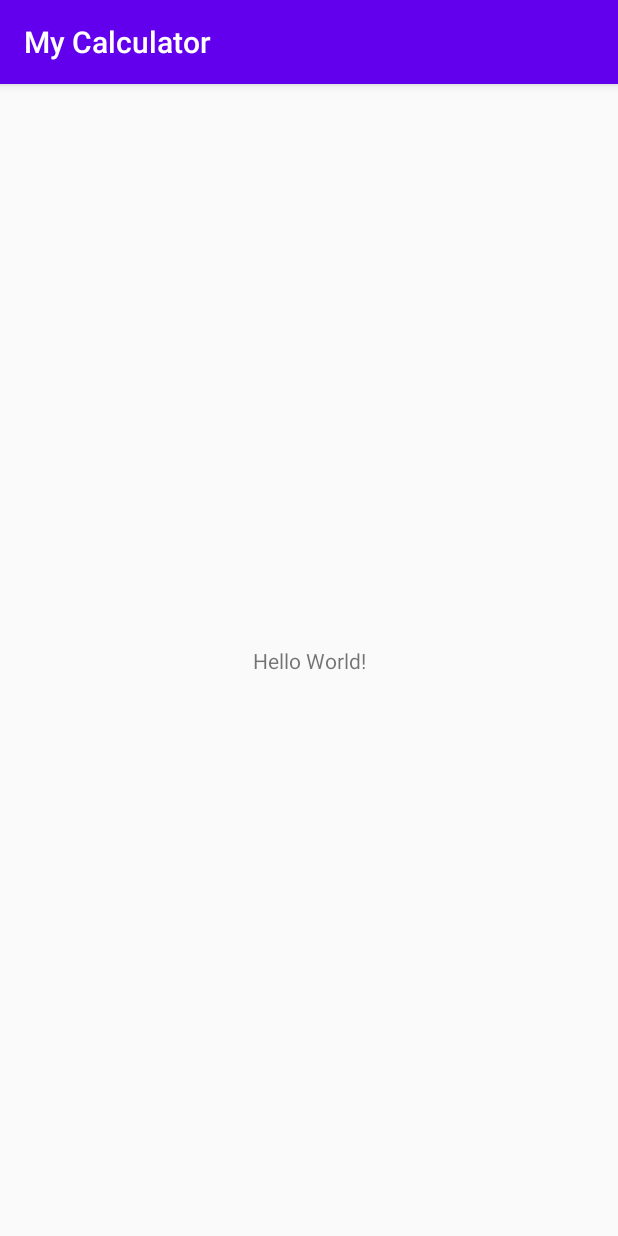
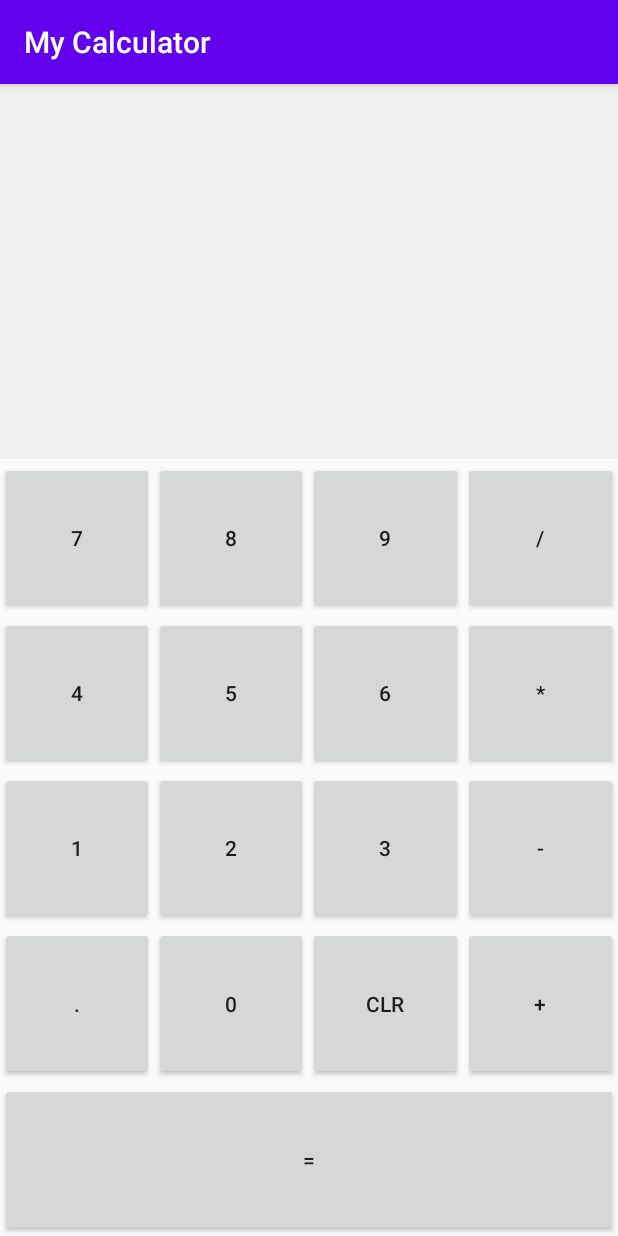
Before and after one commit to xkanuk/myCalculator, an Android app: the screen it shows after launch (MainActivity), on a phone screen of 412 x 824 dp. Run offline under Robolectric (Android 15) with nearby library versions, the phone set to English and light mode, and no system bars.

Commit message:
Add buttons

```diff
--- a/app/src/main/java/com/xkanuk/mycalculator/MainActivity.kt
+++ b/app/src/main/java/com/xkanuk/mycalculator/MainActivity.kt
@@ -2,10 +2,16 @@ package com.xkanuk.mycalculator
 
 import androidx.appcompat.app.AppCompatActivity
 import android.os.Bundle
+import android.view.View
+import android.widget.Toast
 
 class MainActivity : AppCompatActivity() {
     override fun onCreate(savedInstanceState: Bundle?) {
         super.onCreate(savedInstanceState)
         setContentView(R.layout.activity_main)
     }
+
+    fun onDigit(view: View) {
+        Toast.makeText(this, "Digit pressed", Toast.LENGTH_SHORT).show()
+    }
 }
--- a/app/src/main/res/layout/activity_main.xml
+++ b/app/src/main/res/layout/activity_main.xml
@@ -1,18 +1,225 @@
 <?xml version="1.0" encoding="utf-8"?>
-<androidx.constraintlayout.widget.ConstraintLayout xmlns:android="http://schemas.android.com/apk/res/android"
+<LinearLayout xmlns:android="http://schemas.android.com/apk/res/android"
     xmlns:app="http://schemas.android.com/apk/res-auto"
     xmlns:tools="http://schemas.android.com/tools"
     android:layout_width="match_parent"
     android:layout_height="match_parent"
-    tools:context=".MainActivity">
+    tools:context=".MainActivity"
+    android:orientation="vertical"
+    >
+    <!-- Answer Display -->
 
     <TextView
-        android:layout_width="wrap_content"
+        android:id="@+id/tvInput"
+        android:layout_width="match_parent"
+        android:layout_height="250dp"
+        android:background="#efefef"
+        android:textSize="48sp"
+        android:maxLength="12"
+        />
+
+    <!-- Row 1 -->
+    <LinearLayout
+        android:layout_width="match_parent"
         android:layout_height="wrap_content"
-        android:text="Hello World!"
-        app:layout_constraintBottom_toBottomOf="parent"
-        app:layout_constraintLeft_toLeftOf="parent"
-        app:layout_constraintRight_toRightOf="parent"
-        app:layout_constraintTop_toTopOf="parent" />
+        android:layout_marginTop="2dp"
+        android:layout_weight="1"
+        android:orientation="horizontal"
+        >
 
-</androidx.constraintlayout.widget.ConstraintLayout>
+        <Button
+            android:id="@+id/btnSeven"
+            android:layout_width="0dp"
+            android:layout_height="match_parent"
+            android:layout_weight="1"
+            android:text="7"
+            android:onClick="onDigit"
+            />
+
+        <Button
+            android:id="@+id/btnEight"
+            android:layout_width="0dp"
+            android:layout_height="match_parent"
+            android:layout_weight="1"
+            android:text="8"
+            android:onClick="onDigit"
+            />
+
+        <Button
+            android:id="@+id/btnNine"
+            android:layout_width="0dp"
+            android:layout_height="match_parent"
+            android:layout_weight="1"
+            android:text="9"
+            android:onClick="onDigit"
+            />
+
+        <Button
+            android:id="@+id/btnDivide"
+            android:layout_width="0dp"
+            android:layout_height="match_parent"
+            android:layout_weight="1"
+            android:text="/"
+            android:onClick="onDigit"
+            />
+
+    </LinearLayout>
+    <!-- Row 2 -->
+    <LinearLayout
+        android:layout_width="match_parent"
+        android:layout_height="wrap_content"
+        android:layout_marginTop="2dp"
+        android:layout_weight="1"
+        android:orientation="horizontal"
+        >
+
+        <Button
+            android:id="@+id/btnFour"
+            android:layout_width="0dp"
+            android:layout_height="match_parent"
+            android:layout_weight="1"
+            android:text="4"
+            android:onClick="onDigit"
+            />
+
+        <Button
+            android:id="@+id/btnFive"
+            android:layout_width="0dp"
+            android:layout_height="match_parent"
+            android:layout_weight="1"
+            android:text="5"
+            android:onClick="onDigit"
+            />
+
+        <Button
+            android:id="@+id/btnSix"
+            android:layout_width="0dp"
+            android:layout_height="match_parent"
+            android:layout_weight="1"
+            android:text="6"
+            android:onClick="onDigit"
+            />
+
+        <Button
+            android:id="@+id/btnMultiply"
+            android:layout_width="0dp"
+            android:layout_height="match_parent"
+            android:layout_weight="1"
+            android:text="*"
+            android:onClick="onDigit"
+            />
+
+    </LinearLayout>
+    <!-- Row 3 -->
+    <LinearLayout
+        android:layout_width="match_parent"
+        android:layout_height="wrap_content"
+        android:layout_marginTop="2dp"
+        android:layout_weight="1"
+        android:orientation="horizontal"
+        >
+
+        <Button
+            android:id="@+id/btnOne"
+            android:layout_width="0dp"
+            android:layout_height="match_parent"
+            android:layout_weight="1"
+            android:text="1"
+            android:onClick="onDigit"
+            />
+
+        <Button
+            android:id="@+id/btnTwo"
+            android:layout_width="0dp"
+            android:layout_height="match_parent"
+            android:layout_weight="1"
+            android:text="2"
+            android:onClick="onDigit"
+            />
+
+        <Button
+            android:id="@+id/btnThree"
+            android:layout_width="0dp"
+            android:layout_height="match_parent"
+            android:layout_weight="1"
+            android:text="3"
+            android:onClick="onDigit"
+            />
+
+        <Button
+            android:id="@+id/btnSubtract"
+            android:layout_width="0dp"
+            android:layout_height="match_parent"
+            android:layout_weight="1"
+            android:text="-"
+            android:onClick="onDigit"
+            />
+
+    </LinearLayout>
+    <!-- Row 4 -->
+    <LinearLayout
+        android:layout_width="match_parent"
+        android:layout_height="wrap_content"
+        android:layout_marginTop="2dp"
+        android:layout_weight="1"
+        android:orientation="horizontal"
+        >
+
+        <Button
+            android:id="@+id/btnDecimal"
+            android:layout_width="0dp"
+            android:layout_height="match_parent"
+            android:layout_weight="1"
+            android:text="."
+            android:onClick="onDigit"
+            />
+
+        <Button
+            android:id="@+id/btnZero"
+            android:layout_width="0dp"
+            android:layout_height="match_parent"
+            android:layout_weight="1"
+            android:text="0"
+            android:onClick="onDigit"
+            />
+
+        <Button
+            android:id="@+id/btnClear"
+            android:layout_width="0dp"
+            android:layout_height="match_parent"
+            android:layout_weight="1"
+            android:text="CLR"
+            android:onClick="onDigit"
+            />
+
+        <Button
+            android:id="@+id/btnAdd"
+            android:layout_width="0dp"
+            android:layout_height="match_parent"
+            android:layout_weight="1"
+            android:text="+"
+            android:onClick="onDigit"
+            />
+
+    </LinearLayout>
+    <!-- Row 5 -->
+    <LinearLayout
+        android:layout_width="match_parent"
+        android:layout_height="wrap_content"
+        android:layout_marginTop="2dp"
+        android:layout_weight="1"
+        android:orientation="horizontal"
+        >
+        <Button
+            android:id="@+id/btnEqual"
+            android:layout_width="match_parent"
+            android:layout_height="match_parent"
+            android:text="="
+            android:onClick="onDigit"
+            />
+
+
+    </LinearLayout>
+
+
+</LinearLayout>
```
